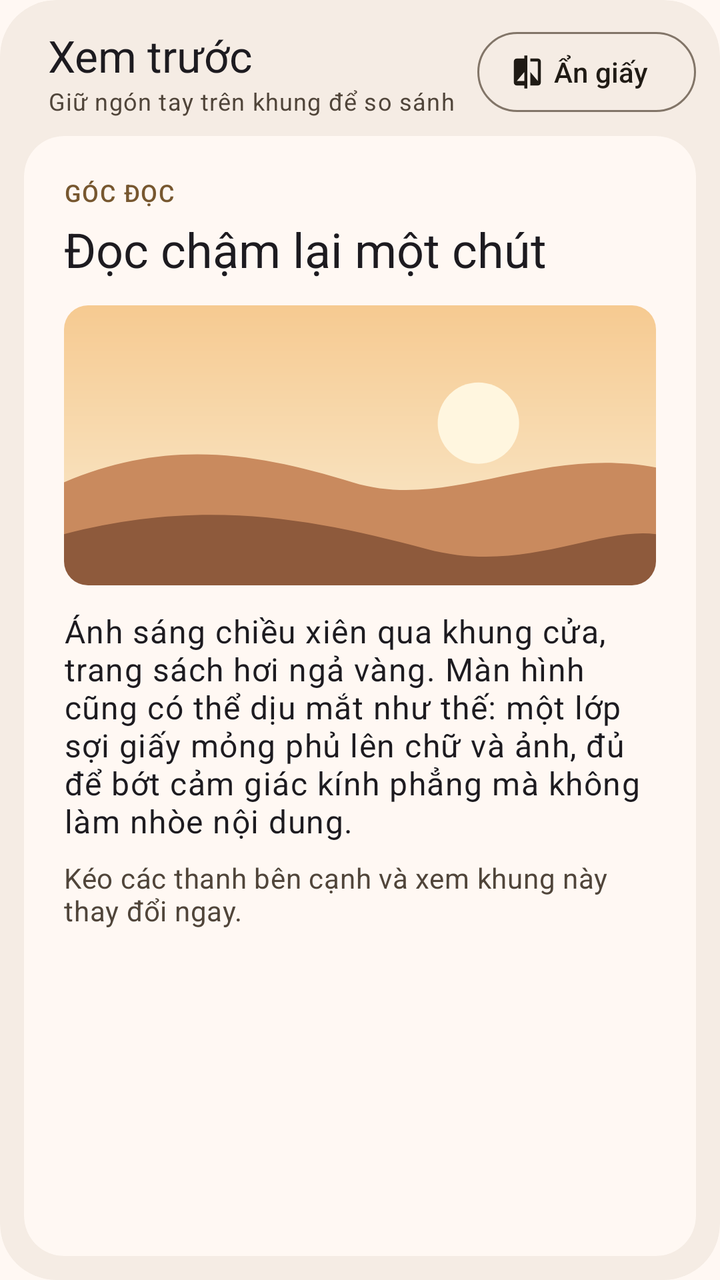
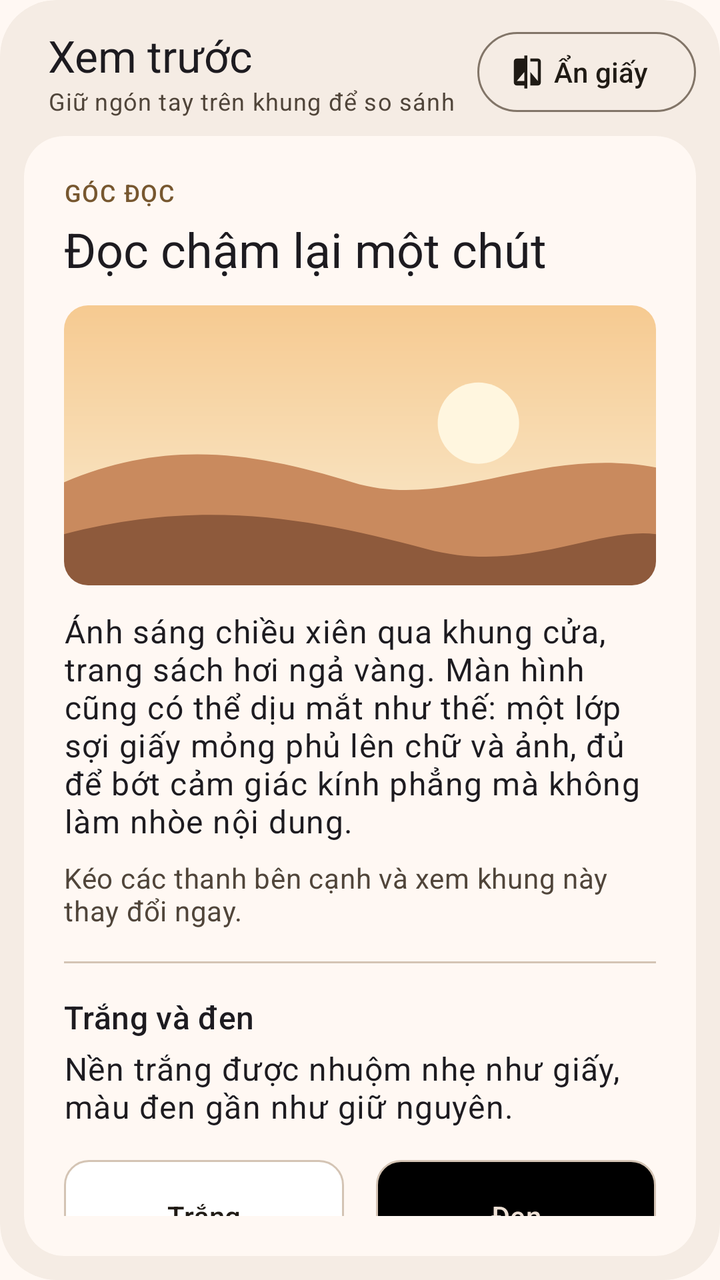

An Android layout rendered at two revisions. The XML below is the earlier revision; the diff shows what the commit changed to produce the second picture.
<!-- AndroidManifest.xml: application theme Theme.PaperScreen -->
<!-- res/layout/section_preview.xml -->
<?xml version="1.0" encoding="utf-8"?>
<com.google.android.material.card.MaterialCardView xmlns:android="http://schemas.android.com/apk/res/android"
    xmlns:app="http://schemas.android.com/apk/res-auto"
    android:id="@+id/preview_card"
    style="@style/Widget.Material3.CardView.Filled"
    android:layout_width="match_parent"
    android:layout_height="match_parent"
    app:cardBackgroundColor="?attr/colorSurfaceContainer"
    app:cardCornerRadius="28dp">

    <LinearLayout
        android:layout_width="match_parent"
        android:layout_height="match_parent"
        android:orientation="vertical"
        android:padding="12dp">

        <LinearLayout
            android:layout_width="match_parent"
            android:layout_height="wrap_content"
            android:gravity="center_vertical"
            android:orientation="horizontal"
            android:paddingStart="12dp"
            android:paddingBottom="8dp">

            <LinearLayout
                android:layout_width="0dp"
                android:layout_height="wrap_content"
                android:layout_weight="1"
                android:orientation="vertical">

                <TextView
                    android:layout_width="match_parent"
                    android:layout_height="wrap_content"
                    android:accessibilityHeading="true"
                    android:text="@string/section_preview"
                    android:textAppearance="?attr/textAppearanceTitleLarge" />

                <TextView
                    android:layout_width="match_parent"
                    android:layout_height="wrap_content"
                    android:text="@string/preview_hint"
                    android:textAppearance="?attr/textAppearanceBodySmall"
                    android:textColor="?attr/colorOnSurfaceVariant" />
            </LinearLayout>

            <com.google.android.material.button.MaterialButton
                android:id="@+id/preview_compare"
                style="@style/Widget.Material3.Button.OutlinedButton.Icon"
                android:layout_width="wrap_content"
                android:layout_height="wrap_content"
                android:checkable="true"
                android:contentDescription="@string/preview_compare_description"
                android:text="@string/preview_compare"
                app:icon="@drawable/ic_compare" />
        </LinearLayout>

        <com.google.android.material.card.MaterialCardView
            style="@style/Widget.Material3.CardView.Filled"
            android:layout_width="match_parent"
            android:layout_height="0dp"
            android:layout_weight="1"
            app:cardBackgroundColor="?attr/colorSurface"
            app:cardCornerRadius="20dp">

            <FrameLayout
                android:id="@+id/preview_frame"
                android:layout_width="match_parent"
                android:layout_height="match_parent">

                <LinearLayout
                    android:layout_width="match_parent"
                    android:layout_height="wrap_content"
                    android:importantForAccessibility="noHideDescendants"
                    android:orientation="vertical"
                    android:padding="20dp">

                    <TextView
                        android:layout_width="wrap_content"
                        android:layout_height="wrap_content"
                        android:text="@string/preview_overline"
                        android:textAllCaps="true"
                        android:textAppearance="?attr/textAppearanceLabelMedium"
                        android:textColor="?attr/colorPrimary" />

                    <TextView
                        android:layout_width="match_parent"
                        android:layout_height="wrap_content"
                        android:layout_marginTop="4dp"
                        android:text="@string/preview_title"
                        android:textAppearance="?attr/textAppearanceHeadlineSmall" />

                    <com.google.android.material.imageview.ShapeableImageView
                        android:layout_width="match_parent"
                        android:layout_height="140dp"
                        android:layout_marginTop="12dp"
                        android:contentDescription="@string/preview_image_description"
                        android:scaleType="centerCrop"
                        android:src="@drawable/preview_photo"
                        app:shapeAppearance="@style/ShapeAppearance.Material3.Corner.Medium" />

                    <TextView
                        android:layout_width="match_parent"
                        android:layout_height="wrap_content"
                        android:layout_marginTop="12dp"
                        android:text="@string/preview_body"
                        android:textAppearance="?attr/textAppearanceBodyLarge" />

                    <TextView
                        android:layout_width="match_parent"
                        android:layout_height="wrap_content"
                        android:layout_marginTop="8dp"
                        android:text="@string/preview_body_2"
                        android:textAppearance="?attr/textAppearanceBodyMedium"
                        android:textColor="?attr/colorOnSurfaceVariant" />
                </LinearLayout>
            </FrameLayout>
        </com.google.android.material.card.MaterialCardView>
    </LinearLayout>
</com.google.android.material.card.MaterialCardView>
<!-- resources referenced by this layout -->
<resources>
  <!-- drawable ic_compare (drawable) -->
  <?xml version="1.0" encoding="utf-8"?>
  <vector xmlns:android="http://schemas.android.com/apk/res/android"
      android:width="24dp"
      android:height="24dp"
      android:tint="?attr/colorControlNormal"
      android:viewportWidth="24"
      android:viewportHeight="24">
      <path
          android:fillColor="@android:color/white"
          android:pathData="M10,3H5c-1.1,0 -2,0.9 -2,2v14c0,1.1 0.9,2 2,2h5v2h2V1h-2v2zM10,18H5l5,-6v6zM19,3h-5v2h5v13l-5,-6v9h5c1.1,0 2,-0.9 2,-2V5c0,-1.1 -0.9,-2 -2,-2z" />
  </vector>
  <string name="preview_body">Ánh sáng chiều xiên qua khung cửa, trang sách hơi ngả vàng. Màn hình cũng có thể dịu mắt như thế: một lớp sợi giấy mỏng phủ lên chữ và ảnh, đủ để bớt cảm giác kính phẳng mà không làm nhòe nội dung.</string>
  <string name="preview_body_2">Kéo các thanh bên cạnh và xem khung này thay đổi ngay.</string>
  <string name="preview_compare">Ẩn giấy</string>
  <string name="preview_compare_description">Ẩn lớp giấy trong khung xem trước để so sánh</string>
  <string name="preview_hint">Giữ ngón tay trên khung để so sánh</string>
  <string name="preview_image_description">Ảnh mẫu: đồi núi lúc hoàng hôn</string>
  <string name="preview_overline">Góc đọc</string>
  <string name="preview_title">Đọc chậm lại một chút</string>
  <string name="section_preview">Xem trước</string>
  <color name="preview_sky_top">#FFF6C98F</color>
  <color name="preview_sky_bottom">#FFF9E6C6</color>
  <color name="preview_sun">#FFFFF6DF</color>
  <color name="preview_hill_far">#FFC98A5E</color>
  <color name="preview_hill_near">#FF8E5A3C</color>
  <color name="md_primary">#FF77572F</color>
  <color name="md_on_primary">#FFFFFFFF</color>
  <color name="md_primary_container">#FFFFDDB4</color>
  <color name="md_on_primary_container">#FF2A1800</color>
  <color name="md_secondary">#FF6D5C48</color>
  <color name="md_on_secondary">#FFFFFFFF</color>
  <color name="md_secondary_container">#FFF7DFC5</color>
  <color name="md_on_secondary_container">#FF261A0C</color>
  <color name="md_tertiary">#FF52643F</color>
  <color name="md_on_tertiary">#FFFFFFFF</color>
  <color name="md_tertiary_container">#FFD4EABB</color>
  <color name="md_on_tertiary_container">#FF111F04</color>
  <color name="md_error">#FFBA1A1A</color>
  <color name="md_on_error">#FFFFFFFF</color>
  <color name="md_surface">#FFFFF8F3</color>
  <color name="md_on_surface">#FF201B15</color>
  <color name="md_surface_variant">#FFF0E0D0</color>
  <color name="md_on_surface_variant">#FF50453A</color>
  <color name="md_outline">#FF827568</color>
  <color name="md_outline_variant">#FFD4C4B4</color>
  <color name="md_surface_container_lowest">#FFFFFFFF</color>
  <color name="md_surface_container_low">#FFFBF2EA</color>
  <color name="md_surface_container">#FFF5ECE4</color>
  <color name="md_surface_container_high">#FFEFE6DE</color>
  <color name="md_surface_container_highest">#FFEAE1D9</color>
  <!-- unchanged entries left out for length: 2 -->
</resources>

<!-- the commit's change to res/layout/section_preview.xml (unified diff, before → after) -->
@@ -112,6 +112,55 @@
                         android:text="@string/preview_body_2"
                         android:textAppearance="?attr/textAppearanceBodyMedium"
                         android:textColor="?attr/colorOnSurfaceVariant" />
+
+                    <com.google.android.material.divider.MaterialDivider
+                        android:layout_width="match_parent"
+                        android:layout_height="wrap_content"
+                        android:layout_marginTop="16dp" />
+
+                    <TextView
+                        android:layout_width="match_parent"
+                        android:layout_height="wrap_content"
+                        android:layout_marginTop="16dp"
+                        android:text="@string/preview_heading_2"
+                        android:textAppearance="?attr/textAppearanceTitleMedium" />
+
+                    <TextView
+                        android:layout_width="match_parent"
+                        android:layout_height="wrap_content"
+                        android:layout_marginTop="4dp"
+                        android:text="@string/preview_body_3"
+                        android:textAppearance="?attr/textAppearanceBodyLarge" />
+
+                    
+                    <LinearLayout
+                        android:layout_width="match_parent"
+                        android:layout_height="56dp"
+                        android:layout_marginTop="16dp"
+                        android:orientation="horizontal">
+
+                        <TextView
+                            android:layout_width="0dp"
+                            android:layout_height="match_parent"
+                            android:layout_marginEnd="8dp"
+                            android:layout_weight="1"
+                            android:background="@drawable/preview_swatch_white"
+                            android:gravity="center"
+                            android:text="@string/preview_white"
+                            android:textAppearance="?attr/textAppearanceLabelLarge"
+                            android:textColor="#FF201B15" />
+
+                        <TextView
+                            android:layout_width="0dp"
+                            android:layout_height="match_parent"
+                            android:layout_marginStart="8dp"
+                            android:layout_weight="1"
+                            android:background="@drawable/preview_swatch_black"
+                            android:gravity="center"
+                            android:text="@string/preview_black"
+                            android:textAppearance="?attr/textAppearanceLabelLarge"
+                            android:textColor="#FFEDE0D5" />
+                    </LinearLayout>
                 </LinearLayout>
             </FrameLayout>
         </com.google.android.material.card.MaterialCardView>
<!-- resource entries referenced after the edit -->
@@ -12,14 +12,38 @@
           android:fillColor="@android:color/white"
           android:pathData="M10,3H5c-1.1,0 -2,0.9 -2,2v14c0,1.1 0.9,2 2,2h5v2h2V1h-2v2zM10,18H5l5,-6v6zM19,3h-5v2h5v13l-5,-6v9h5c1.1,0 2,-0.9 2,-2V5c0,-1.1 -0.9,-2 -2,-2z" />
   </vector>
+  <!-- drawable preview_swatch_black (drawable) -->
+  <?xml version="1.0" encoding="utf-8"?>
+  <shape xmlns:android="http://schemas.android.com/apk/res/android"
+      android:shape="rectangle">
+      <solid android:color="#FF000000" />
+      <stroke
+          android:width="1dp"
+          android:color="?attr/colorOutlineVariant" />
+      <corners android:radius="12dp" />
+  </shape>
+  <!-- drawable preview_swatch_white (drawable) -->
+  <?xml version="1.0" encoding="utf-8"?>
+  <shape xmlns:android="http://schemas.android.com/apk/res/android"
+      android:shape="rectangle">
+      <solid android:color="#FFFFFFFF" />
+      <stroke
+          android:width="1dp"
+          android:color="?attr/colorOutlineVariant" />
+      <corners android:radius="12dp" />
+  </shape>
+  <string name="preview_black">Đen</string>
   <string name="preview_body">Ánh sáng chiều xiên qua khung cửa, trang sách hơi ngả vàng. Màn hình cũng có thể dịu mắt như thế: một lớp sợi giấy mỏng phủ lên chữ và ảnh, đủ để bớt cảm giác kính phẳng mà không làm nhòe nội dung.</string>
   <string name="preview_body_2">Kéo các thanh bên cạnh và xem khung này thay đổi ngay.</string>
+  <string name="preview_body_3">Nền trắng được nhuộm nhẹ như giấy, màu đen gần như giữ nguyên.</string>
   <string name="preview_compare">Ẩn giấy</string>
   <string name="preview_compare_description">Ẩn lớp giấy trong khung xem trước để so sánh</string>
+  <string name="preview_heading_2">Trắng và đen</string>
   <string name="preview_hint">Giữ ngón tay trên khung để so sánh</string>
   <string name="preview_image_description">Ảnh mẫu: đồi núi lúc hoàng hôn</string>
   <string name="preview_overline">Góc đọc</string>
   <string name="preview_title">Đọc chậm lại một chút</string>
+  <string name="preview_white">Trắng</string>
   <string name="section_preview">Xem trước</string>
   <color name="preview_sky_top">#FFF6C98F</color>
   <color name="preview_sky_bottom">#FFF9E6C6</color>
